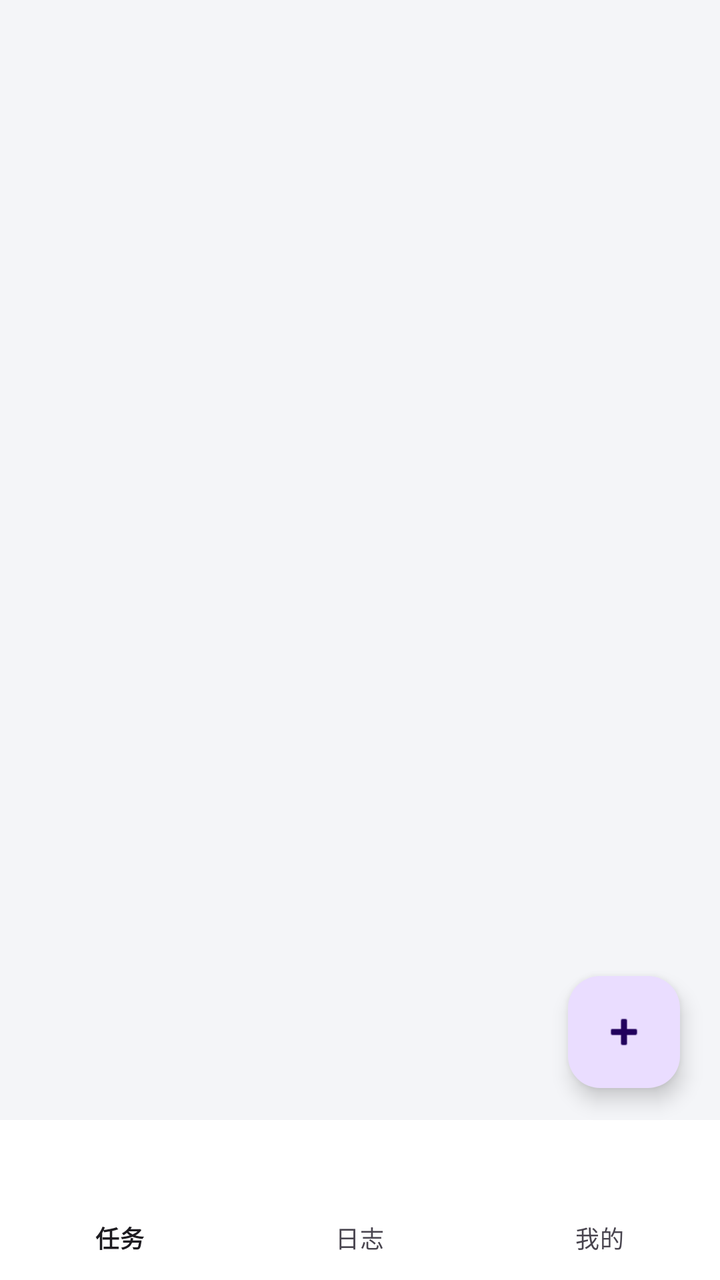
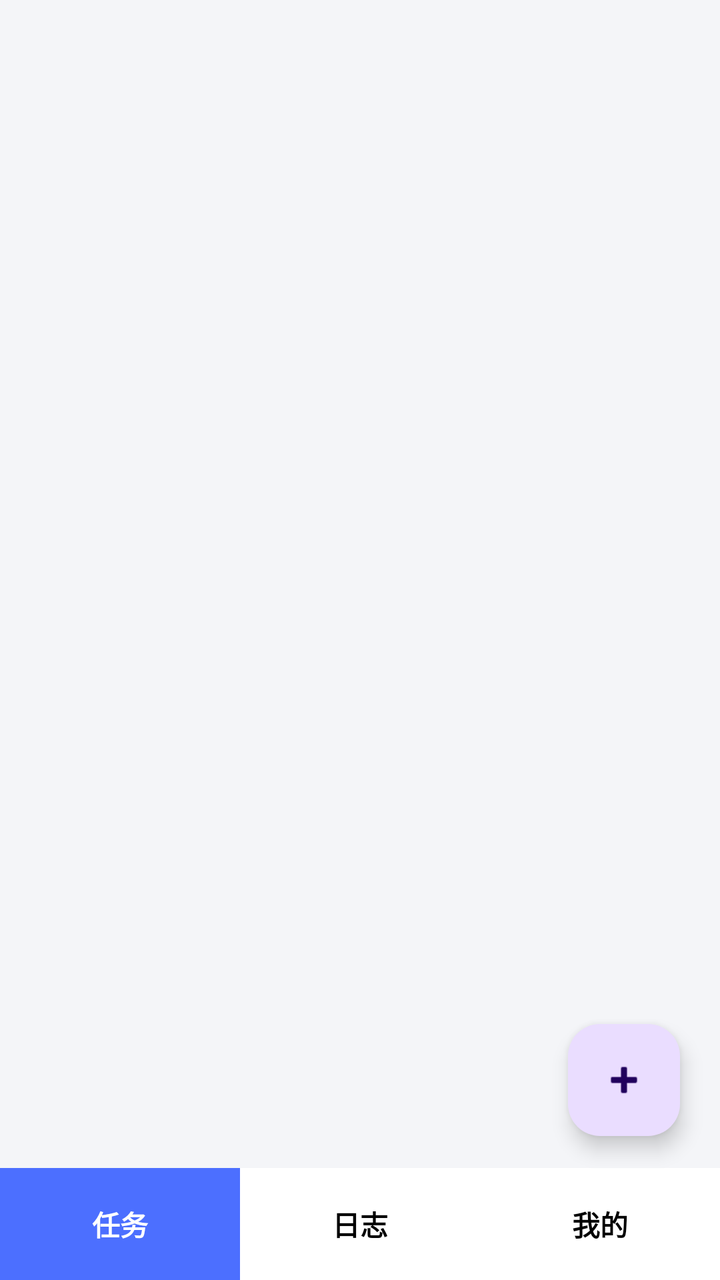

Two renders of the same Android screen: before a commit and after it. Below are the layout's source before the change and the commit's diff.
<!-- AndroidManifest.xml: application theme Theme.TaskHelper -->
<!-- res/layout/activity_main.xml -->
<?xml version="1.0" encoding="utf-8"?>
<androidx.coordinatorlayout.widget.CoordinatorLayout
    xmlns:android="http://schemas.android.com/apk/res/android"
    xmlns:app="http://schemas.android.com/apk/res-auto"
    android:layout_width="match_parent"
    android:layout_height="match_parent"
    android:background="@color/bg">

    <FrameLayout
        android:id="@+id/container"
        android:layout_width="match_parent"
        android:layout_height="match_parent"
        android:layout_marginBottom="80dp" />

    <com.google.android.material.bottomnavigation.BottomNavigationView
        android:id="@+id/bottom_nav"
        android:layout_width="match_parent"
        android:layout_height="wrap_content"
        android:layout_gravity="bottom"
        android:background="@color/card"
        app:menu="@menu/bottom_nav"
        app:labelVisibilityMode="labeled"
        app:itemIconSize="22dp"
        app:itemTextAppearanceActive="@style/BottomNavText"
        app:itemTextAppearanceInactive="@style/BottomNavText" />

    <com.google.android.material.floatingactionbutton.FloatingActionButton
        android:id="@+id/fab_add"
        android:layout_width="wrap_content"
        android:layout_height="wrap_content"
        android:layout_gravity="end|bottom"
        android:layout_marginEnd="20dp"
        android:layout_marginBottom="96dp"
        android:contentDescription="新建任务"
        app:srcCompat="@android:drawable/ic_input_add" />

</androidx.coordinatorlayout.widget.CoordinatorLayout>
<!-- resources referenced by this layout -->
<resources>
  <color name="bg">#F4F5F8</color>
  <color name="card">#FFFFFF</color>
  <style name="BottomNavText" parent="TextAppearance.Material3.LabelMedium">
          <item name="android:textSize">12sp</item>
          <item name="android:gravity">center</item>
      </style>
  <style name="Theme.TaskHelper" parent="Theme.Material3.DayNight.NoActionBar">
          <item name="colorPrimary">@color/primary</item>
          <item name="android:colorBackground">@color/bg</item>
          <item name="android:statusBarColor">@color/bg</item>
          <item name="android:windowLightStatusBar">true</item>
      </style>
  <color name="primary">#4C6FFF</color>
</resources>

<!-- the commit's change to res/layout/activity_main.xml (unified diff, before → after) -->
@@ -10,19 +10,53 @@
         android:id="@+id/container"
         android:layout_width="match_parent"
         android:layout_height="match_parent"
-        android:layout_marginBottom="80dp" />
+        android:layout_marginBottom="56dp" />
 
-    <com.google.android.material.bottomnavigation.BottomNavigationView
+    
+    <LinearLayout
         android:id="@+id/bottom_nav"
         android:layout_width="match_parent"
-        android:layout_height="wrap_content"
+        android:layout_height="56dp"
         android:layout_gravity="bottom"
-        android:background="@color/card"
-        app:menu="@menu/bottom_nav"
-        app:labelVisibilityMode="labeled"
-        app:itemIconSize="22dp"
-        app:itemTextAppearanceActive="@style/BottomNavText"
-        app:itemTextAppearanceInactive="@style/BottomNavText" />
+        android:orientation="horizontal"
+        android:background="@color/card">
+
+        <TextView
+            android:id="@+id/nav_tasks"
+            android:layout_width="0dp"
+            android:layout_height="match_parent"
+            android:layout_weight="1"
+            android:gravity="center"
+            android:text="@string/tab_tasks"
+            android:textSize="14sp"
+            android:textStyle="bold"
+            android:background="@color/primary"
+            android:textColor="#FFFFFF" />
+
+        <TextView
+            android:id="@+id/nav_logs"
+            android:layout_width="0dp"
+            android:layout_height="match_parent"
+            android:layout_weight="1"
+            android:gravity="center"
+            android:text="@string/tab_logs"
+            android:textSize="14sp"
+            android:textStyle="bold"
+            android:background="@color/card"
+            android:textColor="#000000" />
+
+        <TextView
+            android:id="@+id/nav_me"
+            android:layout_width="0dp"
+            android:layout_height="match_parent"
+            android:layout_weight="1"
+            android:gravity="center"
+            android:text="@string/tab_me"
+            android:textSize="14sp"
+            android:textStyle="bold"
+            android:background="@color/card"
+            android:textColor="#000000" />
+    </LinearLayout>
 
     <com.google.android.material.floatingactionbutton.FloatingActionButton
         android:id="@+id/fab_add"
@@ -30,7 +64,7 @@
         android:layout_height="wrap_content"
         android:layout_gravity="end|bottom"
         android:layout_marginEnd="20dp"
-        android:layout_marginBottom="96dp"
+        android:layout_marginBottom="72dp"
         android:contentDescription="新建任务"
         app:srcCompat="@android:drawable/ic_input_add" />
 
<!-- resource entries referenced after the edit -->
@@ -2,10 +2,6 @@
 <resources>
   <color name="bg">#F4F5F8</color>
   <color name="card">#FFFFFF</color>
-  <style name="BottomNavText" parent="TextAppearance.Material3.LabelMedium">
-          <item name="android:textSize">12sp</item>
-          <item name="android:gravity">center</item>
-      </style>
   <style name="Theme.TaskHelper" parent="Theme.Material3.DayNight.NoActionBar">
           <item name="colorPrimary">@color/primary</item>
           <item name="android:colorBackground">@color/bg</item>
@@ -13,5 +9,8 @@
           <item name="android:windowLightStatusBar">true</item>
       </style>
   <color name="primary">#4C6FFF</color>
+  <string name="tab_logs">日志</string>
+  <string name="tab_me">我的</string>
+  <string name="tab_tasks">任务</string>
 </resources>
 
